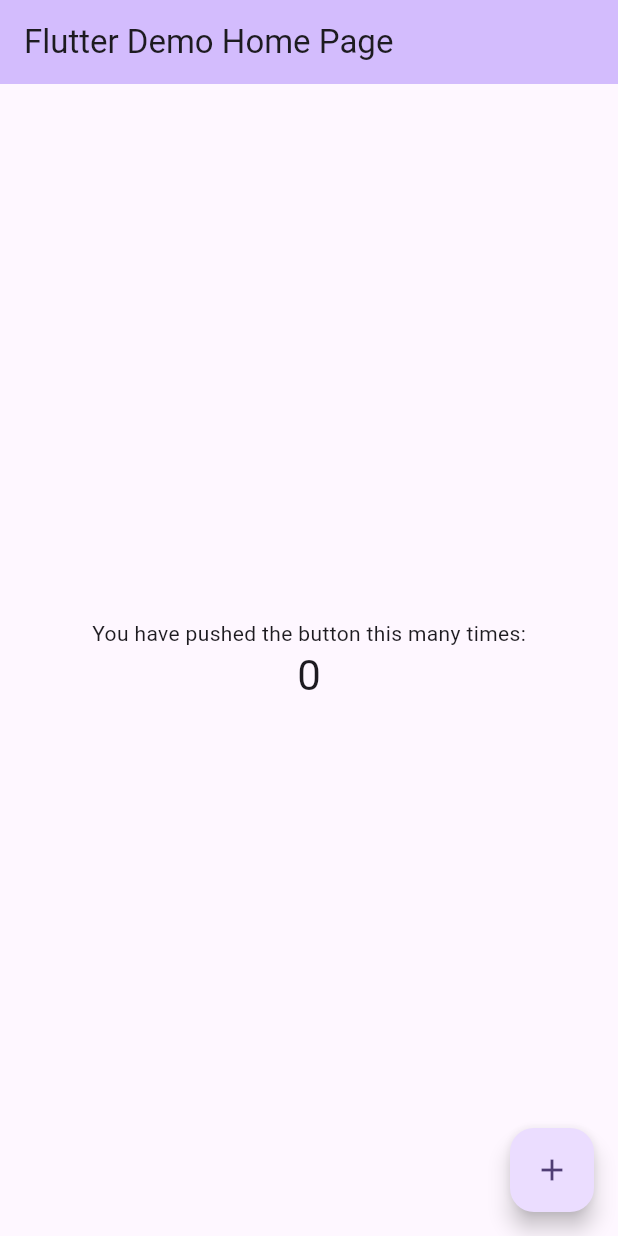
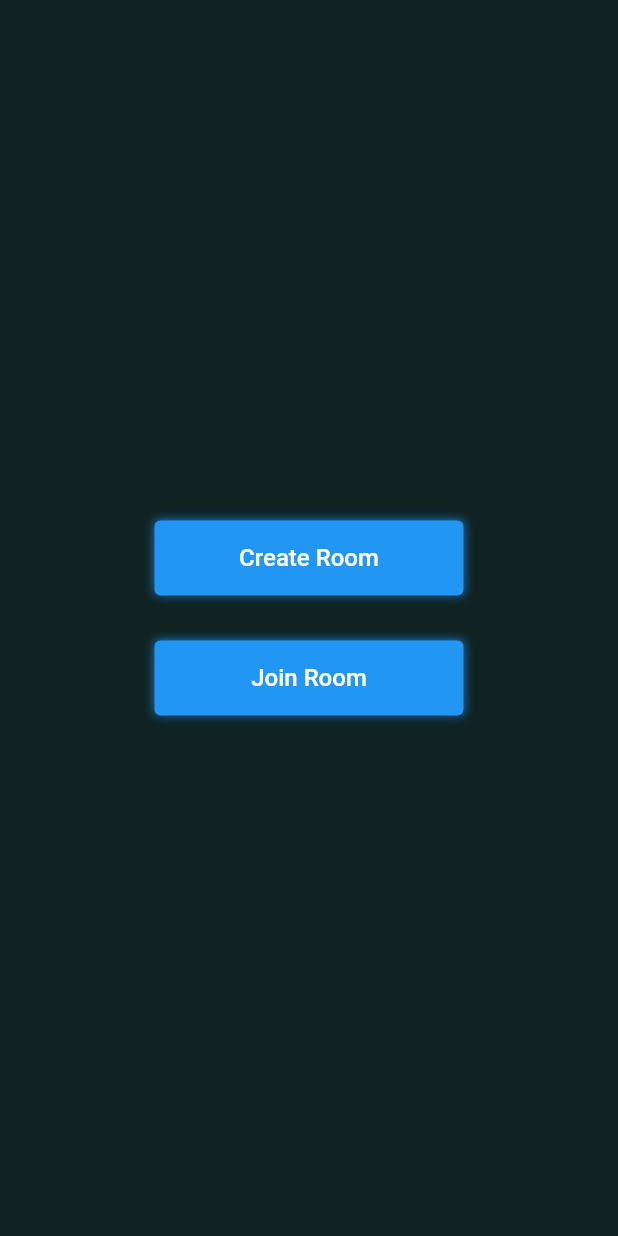
Before and after one commit to ssajiny/flutter_socket, a Flutter app: the screen it shows after launch, on a phone screen of 412 x 824 dp. Run offline on Flutter 3.47's test engine with Material 2 defaults, Android fonts, the phone set to English and light mode, and no system bars.

Commit message:
main page

```diff
--- a/lib/main.dart
+++ b/lib/main.dart
@@ -1,4 +1,8 @@
 import 'package:flutter/material.dart';
+import 'package:flutter_socket/screens/create_room_screen.dart';
+import 'package:flutter_socket/screens/join_room_screen.dart';
+import 'package:flutter_socket/screens/main_menu.dart';
+import 'package:flutter_socket/utils/colors.dart';
 
 void main() {
   runApp(const MyApp());
@@ -7,119 +11,17 @@ void main() {
 class MyApp extends StatelessWidget {
   const MyApp({super.key});
 
-  // This widget is the root of your application.
   @override
   Widget build(BuildContext context) {
     return MaterialApp(
       title: 'Flutter Demo',
-      theme: ThemeData(
-        // This is the theme of your application.
-        //
-        // TRY THIS: Try running your application with "flutter run". You'll see
-        // the application has a blue toolbar. Then, without quitting the app,
-        // try changing the seedColor in the colorScheme below to Colors.green
-        // and then invoke "hot reload" (save your changes or press the "hot
-        // reload" button in a Flutter-supported IDE, or press "r" if you used
-        // the command line to start the app).
-        //
-        // Notice that the counter didn't reset back to zero; the application
-        // state is not lost during the reload. To reset the state, use hot
-        // restart instead.
-        //
-        // This works for code too, not just values: Most code changes can be
-        // tested with just a hot reload.
-        colorScheme: ColorScheme.fromSeed(seedColor: Colors.deepPurple),
-        useMaterial3: true,
-      ),
-      home: const MyHomePage(title: 'Flutter Demo Home Page'),
+      theme: ThemeData.dark().copyWith(scaffoldBackgroundColor: bgCololor),
+      routes: {
+        MainMenuScreen.routeName: (context) => const MainMenuScreen(),
+        JoinRoomScreen.routeName: (context) => const JoinRoomScreen(),
+        CreateRoomScreen.routeName: (context) => const JoinRoomScreen(),
+      },
+      initialRoute: MainMenuScreen.routeName,
     );
   }
 }
-
-class MyHomePage extends StatefulWidget {
-  const MyHomePage({super.key, required this.title});
-
-  // This widget is the home page of your application. It is stateful, meaning
-  // that it has a State object (defined below) that contains fields that affect
-  // how it looks.
-
-  // This class is the configuration for the state. It holds the values (in this
-  // case the title) provided by the parent (in this case the App widget) and
-  // used by the build method of the State. Fields in a Widget subclass are
-  // always marked "final".
-
-  final String title;
-
-  @override
-  State<MyHomePage> createState() => _MyHomePageState();
-}
-
-class _MyHomePageState extends State<MyHomePage> {
-  int _counter = 0;
-
-  void _incrementCounter() {
-    setState(() {
-      // This call to setState tells the Flutter framework that something has
-      // changed in this State, which causes it to rerun the build method below
-      // so that the display can reflect the updated values. If we changed
-      // _counter without calling setState(), then the build method would not be
-      // called again, and so nothing would appear to happen.
-      _counter++;
-    });
-  }
-
-  @override
-  Widget build(BuildContext context) {
-    // This method is rerun every time setState is called, for instance as done
-    // by the _incrementCounter method above.
-    //
-    // The Flutter framework has been optimized to make rerunning build methods
-    // fast, so that you can just rebuild anything that needs updating rather
-    // than having to individually change instances of widgets.
-    return Scaffold(
-      appBar: AppBar(
-        // TRY THIS: Try changing the color here to a specific color (to
-        // Colors.amber, perhaps?) and trigger a hot reload to see the AppBar
-        // change color while the other colors stay the same.
-        backgroundColor: Theme.of(context).colorScheme.inversePrimary,
-        // Here we take the value from the MyHomePage object that was created by
-        // the App.build method, and use it to set our appbar title.
-        title: Text(widget.title),
-      ),
-      body: Center(
-        // Center is a layout widget. It takes a single child and positions it
-        // in the middle of the parent.
-        child: Column(
-          // Column is also a layout widget. It takes a list of children and
-          // arranges them vertically. By default, it sizes itself to fit its
-          // children horizontally, and tries to be as tall as its parent.
-          //
-          // Column has various properties to control how it sizes itself and
-          // how it positions its children. Here we use mainAxisAlignment to
-          // center the children vertically; the main axis here is the vertical
-          // axis because Columns are vertical (the cross axis would be
-          // horizontal).
-          //
-          // TRY THIS: Invoke "debug painting" (choose the "Toggle Debug Paint"
-          // action in the IDE, or press "p" in the console), to see the
-          // wireframe for each widget.
-          mainAxisAlignment: MainAxisAlignment.center,
-          children: <Widget>[
-            const Text(
-              'You have pushed the button this many times:',
-            ),
-            Text(
-              '$_counter',
-              style: Theme.of(context).textTheme.headlineMedium,
-            ),
-          ],
-        ),
-      ),
-      floatingActionButton: FloatingActionButton(
-        onPressed: _incrementCounter,
-        tooltip: 'Increment',
-        child: const Icon(Icons.add),
-      ), // This trailing comma makes auto-formatting nicer for build methods.
-    );
-  }
-}
--- /dev/null
+++ b/lib/responsive/responsive.dart
@@ -0,0 +1,22 @@
+import 'package:flutter/material.dart';
+
+class Responsive extends StatelessWidget {
+  final Widget child;
+
+  const Responsive({
+    super.key,
+    required this.child,
+  });
+
+  @override
+  Widget build(BuildContext context) {
+    return Center(
+      child: ConstrainedBox(
+        constraints: const BoxConstraints(
+          maxWidth: 600,
+        ),
+        child: child,
+      ),
+    );
+  }
+}
--- /dev/null
+++ b/lib/screens/main_menu.dart
@@ -0,0 +1,36 @@
+import 'package:flutter/material.dart';
+import 'package:flutter_socket/responsive/responsive.dart';
+import 'package:flutter_socket/screens/create_room_screen.dart';
+import 'package:flutter_socket/screens/join_room_screen.dart';
+import 'package:flutter_socket/widgets/custom_button.dart';
+
+class MainMenuScreen extends StatelessWidget {
+  static String routeName = '/main-menu';
+
+  const MainMenuScreen({super.key});
+
+  void CreateRoom(BuildContext context) {
+    Navigator.pushNamed(context, CreateRoomScreen.routeName);
+  }
+
+  void JoinRoom(BuildContext context) {
+    Navigator.pushNamed(context, JoinRoomScreen.routeName);
+  }
+
+  @override
+  Widget build(BuildContext context) {
+    return Scaffold(
+      body: Responsive(
+        child: Center(
+          child: Column(mainAxisAlignment: MainAxisAlignment.center, children: [
+            CustomButton(onTap: () => CreateRoom(context), text: 'Create Room'),
+            const SizedBox(
+              height: 30,
+            ),
+            CustomButton(onTap: () => JoinRoom(context), text: 'Join Room'),
+          ]),
+        ),
+      ),
+    );
+  }
+}
--- /dev/null
+++ b/lib/utils/colors.dart
@@ -0,0 +1,3 @@
+import 'package:flutter/material.dart';
+
+const bgCololor = Color.fromRGBO(16, 34, 34, 1);
--- /dev/null
+++ b/lib/widgets/custom_button.dart
@@ -0,0 +1,35 @@
+import 'package:flutter/material.dart';
+
+class CustomButton extends StatelessWidget {
+  final VoidCallback onTap;
+  final String text;
+
+  const CustomButton({super.key, required this.onTap, required this.text});
+
+  @override
+  Widget build(BuildContext context) {
+    final width = MediaQuery.of(context).size.width;
+
+    return Container(
+      decoration: const BoxDecoration(
+        boxShadow: [
+          BoxShadow(
+            color: Colors.blue,
+            blurRadius: 5,
+            spreadRadius: 0,
+          )
+        ],
+      ),
+      child: ElevatedButton(
+        onPressed: onTap,
+        style: ElevatedButton.styleFrom(minimumSize: Size(width / 2, 50)),
+        child: Text(
+          text,
+          style: const TextStyle(
+            fontSize: 16,
+          ),
+        ),
+      ),
+    );
+  }
+}
```
Also changed, not shown: lib/screens/create_room_screen.dart (added, +21 -0 lines), lib/screens/join_room_screen.dart (added, +16 -0 lines), lib/widgets/custom_text.dart (added, +18 -0 lines).
